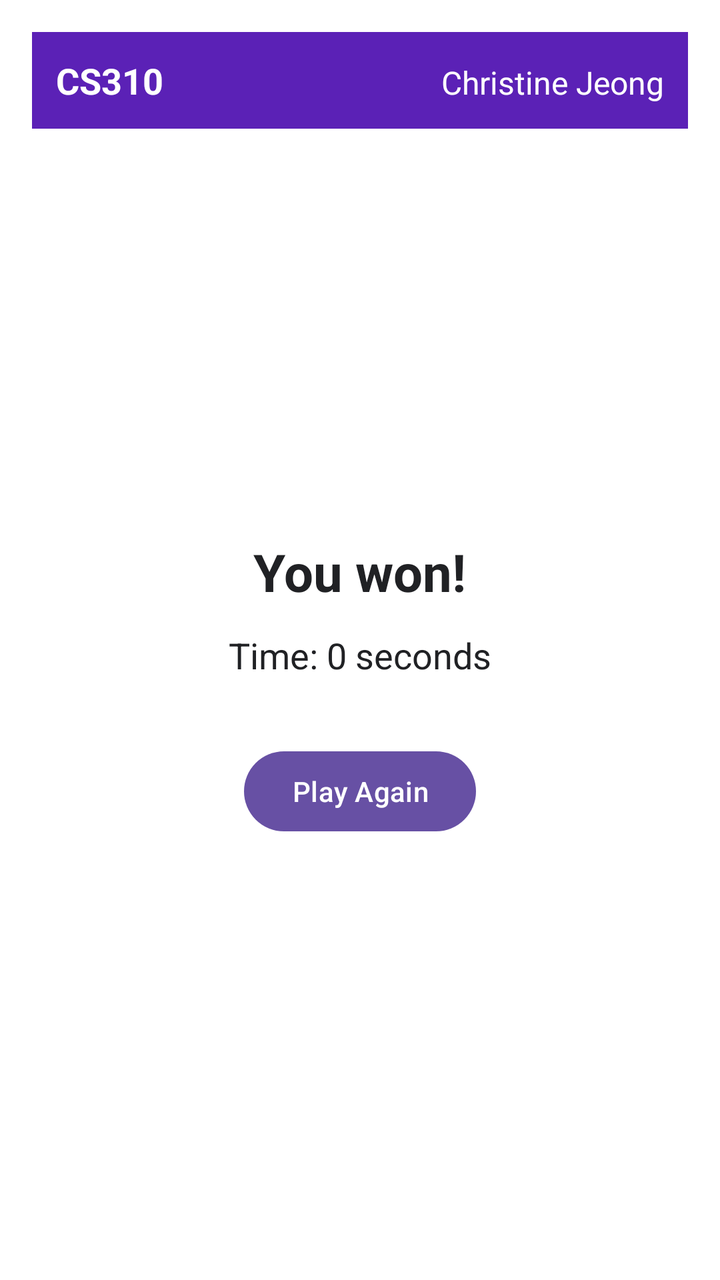
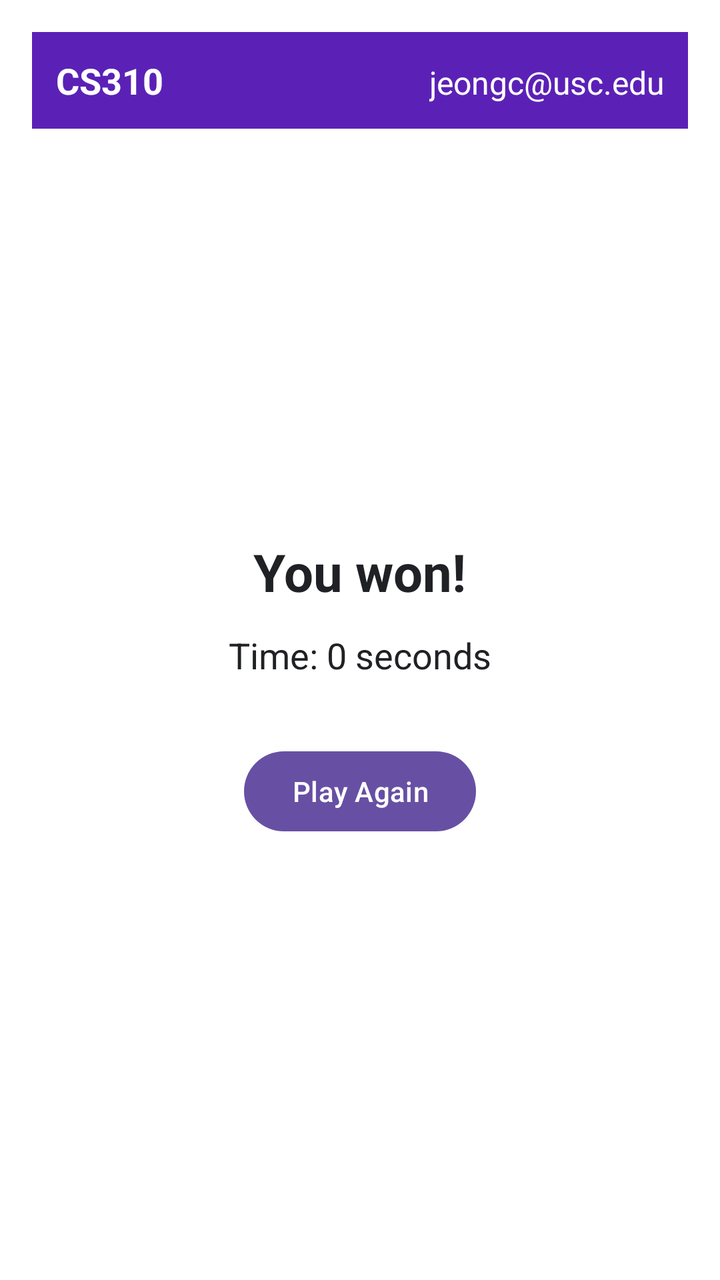

Two renders of the same Android screen: before a commit and after it. Below are the layout's source before the change and the commit's diff.
<!-- AndroidManifest.xml: application theme Theme.Minesweeper -->
<!-- res/layout/activity_result.xml -->
<?xml version="1.0" encoding="utf-8"?>
<LinearLayout xmlns:android="http://schemas.android.com/apk/res/android"
    android:id="@+id/main"
    android:layout_width="match_parent"
    android:layout_height="match_parent"
    android:orientation="vertical"
    android:background="#FFFFFF">

    <LinearLayout
        android:layout_width="match_parent"
        android:layout_height="match_parent"
        android:orientation="vertical"
        android:padding="16dp">

        <LinearLayout
            android:layout_width="match_parent"
            android:layout_height="wrap_content"
            android:background="#5B21B6"
            android:orientation="horizontal"
            android:padding="12dp">

            <TextView
                android:layout_width="0dp"
                android:layout_height="wrap_content"
                android:layout_weight="1"
                android:text="CS310"
                android:textColor="#FFFFFF"
                android:textSize="18sp"
                android:textStyle="bold" />

            <TextView
                android:layout_width="wrap_content"
                android:layout_height="wrap_content"
                android:text="Christine Jeong"
                android:textColor="#FFFFFF"
                android:textSize="16sp" />
        </LinearLayout>

        
        <LinearLayout
            android:layout_width="match_parent"
            android:layout_height="0dp"
            android:layout_weight="1"
            android:gravity="center"
            android:orientation="vertical">

            <TextView
                android:id="@+id/resultText"
                android:layout_width="wrap_content"
                android:layout_height="wrap_content"
                android:text="You won!"
                android:textColor="#202124"
                android:textSize="26sp"
                android:textStyle="bold" />

            <TextView
                android:id="@+id/resultTimeText"
                android:layout_width="wrap_content"
                android:layout_height="wrap_content"
                android:layout_marginTop="12dp"
                android:text="Time: 0 seconds"
                android:textColor="#202124"
                android:textSize="18sp" />

            <Button
                android:id="@+id/playAgainButton"
                android:layout_width="wrap_content"
                android:layout_height="wrap_content"
                android:layout_marginTop="32dp"
                android:text="Play Again"
                android:textAllCaps="false" />

        </LinearLayout>
    </LinearLayout>
</LinearLayout>
<!-- resources referenced by this layout -->
<resources>
  <style name="Theme.Minesweeper" parent="Base.Theme.Minesweeper" />
  <style name="Base.Theme.Minesweeper" parent="Theme.Material3.DayNight.NoActionBar">
          
          
      </style>
</resources>

<!-- the commit's change to res/layout/activity_result.xml (unified diff, before → after) -->
@@ -31,7 +31,7 @@
             <TextView
                 android:layout_width="wrap_content"
                 android:layout_height="wrap_content"
-                android:text="Christine Jeong"
+                android:text="jeongc@usc.edu"
                 android:textColor="#FFFFFF"
                 android:textSize="16sp" />
         </LinearLayout>
